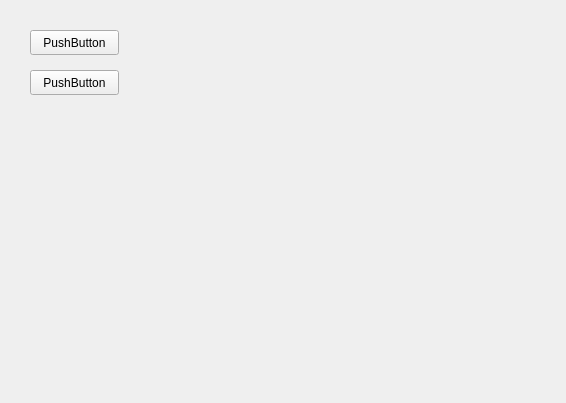
Above: widgetsettings.ui from samuelohterion/Pong before the change. Below: the same form after it.
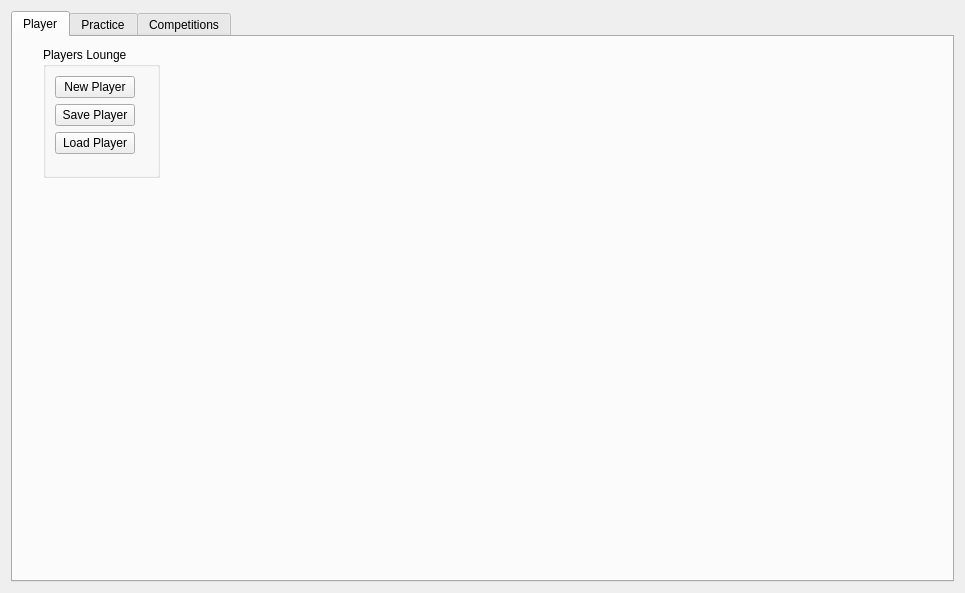
That is the form after the change.

```diff
--- a/widgetsettings.ui
+++ b/widgetsettings.ui
@@ -6,39 +6,86 @@
    <rect>
     <x>0</x>
     <y>0</y>
-    <width>566</width>
-    <height>403</height>
+    <width>965</width>
+    <height>593</height>
    </rect>
   </property>
   <property name="windowTitle">
    <string>Form</string>
   </property>
+  <layout class="QGridLayout" name="gridLayout">
+   <item row="0" column="0">
+    <widget class="QTabWidget" name="tabWidget">
+     <property name="currentIndex">
+      <number>0</number>
+     </property>
+     <widget class="QWidget" name="tab_player">
+      <attribute name="title">
+       <string>Player</string>
+      </attribute>
+      <widget class="QGroupBox" name="groupBox">
+       <property name="geometry">
+        <rect>
+         <x>30</x>
+         <y>10</y>
+         <width>117</width>
+         <height>131</height>
+        </rect>
+       </property>
+       <property name="title">
+        <string>Players Lounge</string>
+       </property>
+       <layout class="QFormLayout" name="formLayout">
+        <item row="0" column="0">
   <widget class="QPushButton" name="pushButton">
-   <property name="geometry">
-    <rect>
-     <x>30</x>
-     <y>30</y>
-     <width>89</width>
-     <height>25</height>
-    </rect>
-   </property>
+          <property name="text">
+           <string>New Player</string>
+          </property>
+         </widget>
+        </item>
+        <item row="1" column="0">
+         <widget class="QPushButton" name="pushButton_3">
    <property name="text">
-    <string>PushButton</string>
-   </property>
-  </widget>
+           <string>Save Player</string>
+          </property>
+         </widget>
+        </item>
+        <item row="2" column="0">
   <widget class="QPushButton" name="pushButton_2">
+          <property name="text">
+           <string>Load Player</string>
+          </property>
+         </widget>
+        </item>
+       </layout>
+      </widget>
+     </widget>
+     <widget class="QWidget" name="tab_practice">
+      <attribute name="title">
+       <string>Practice</string>
+      </attribute>
+      <widget class="QPushButton" name="pushButton_4">
    <property name="geometry">
     <rect>
-     <x>30</x>
-     <y>70</y>
+         <x>280</x>
+         <y>60</y>
      <width>89</width>
      <height>25</height>
     </rect>
    </property>
    <property name="text">
-    <string>PushButton</string>
-   </property>
-  </widget>
+        <string>Train Player</string>
+       </property>
+      </widget>
+     </widget>
+     <widget class="QWidget" name="tab">
+      <attribute name="title">
+       <string>Competitions</string>
+      </attribute>
+     </widget>
+    </widget>
+   </item>
+  </layout>
  </widget>
  <resources/>
  <connections/>
```
Lines whose indentation alone changed are shown as unchanged.
